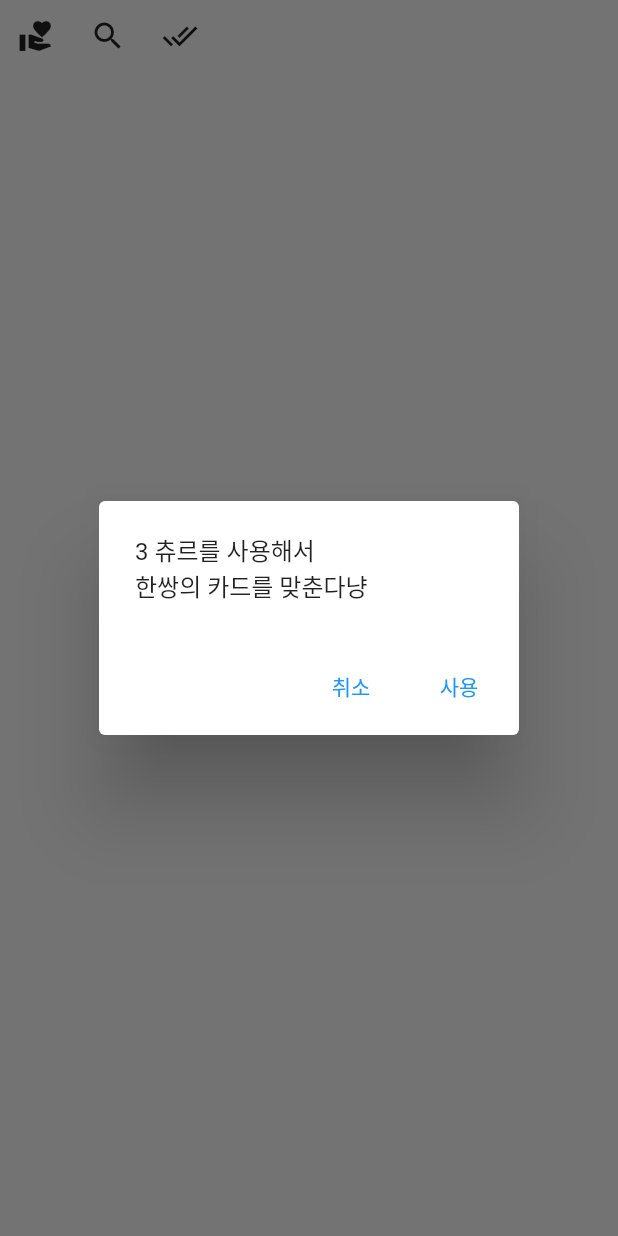
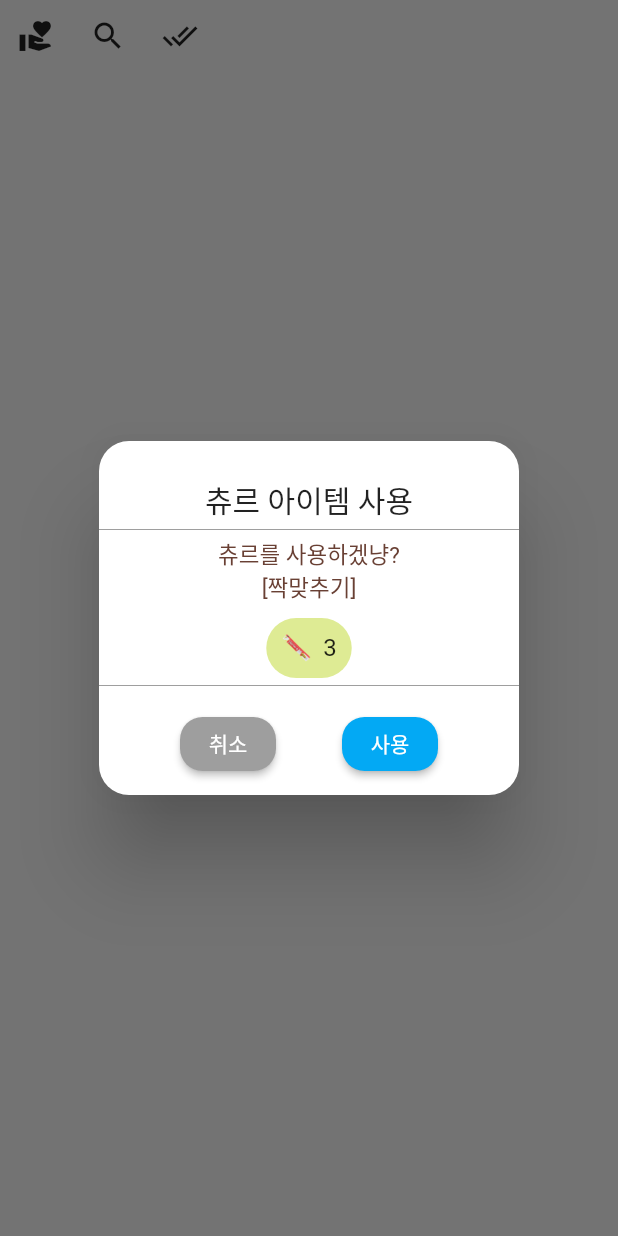
Before and after one commit to Dolphin-PC/memory_game, a Flutter app: the GameItems widget shown alone on an empty page, opened directly, after a tap on the "done all" icon, on a phone screen of 412 x 824 dp. Run offline on Flutter 3.47's test engine with Material 2 defaults, Android fonts, the phone set to English and light mode, and no system bars; our stand-ins replace fluttertoast, google_fonts, google_mobile_ads, logger, package_info_plus, shared_preferences and 1 more; missing offline and left inert: flutter_windowmanager; accounts and stored records are empty; network calls fail.

Commit message:
dialog UI

```diff
--- a/lib/common/widgets/dialogs.dart
+++ b/lib/common/widgets/dialogs.dart
@@ -1,33 +1,28 @@
+import 'package:card_memory_game/styles/button_styles.dart';
+import 'package:card_memory_game/styles/text_styles.dart';
 import 'package:flutter/material.dart';
 
 class Dialogs {
   static confirmDialog({
     required BuildContext context,
-    required String contentText,
-    required String succBtnName,
+    String titleText = "제목",
+    String succBtnName = "확인",
+    required Function succFn,
     String cancelBtnName = "취소",
-    required Function succFn,
+    required Widget contentWidget,
   }) {
-    return showDialog(
+    return customDialog(
+      succFn,
       context: context,
-      builder: (BuildContext build) {
-        return AlertDialog(
-          content: Text(contentText),
-          actions: [
-            TextButton(
-              child: Text(cancelBtnName),
-              onPressed: () => Navigator.pop(context),
-            ),
-            TextButton(
-              child: Text(succBtnName),
-              onPressed: () {
-                succFn();
-                // Navigator.pop(context);
-              },
-            ),
-          ],
-        );
-      },
+      titleText: titleText,
+      contentWidget: Column(
+        mainAxisSize: MainAxisSize.min,
+        children: [
+          contentWidget,
+        ],
+      ),
+      succBtnName: succBtnName,
+      cancelBtnName: cancelBtnName,
     );
   }
 
@@ -40,11 +35,53 @@ class Dialogs {
       context: context,
       builder: (BuildContext build) {
         return AlertDialog(
-          content: Text(contentText),
+          content: Text(contentText, style: TextStyles.plainTexts(15), textAlign: TextAlign.center),
+          shape: const RoundedRectangleBorder(borderRadius: BorderRadius.all(Radius.circular(20))),
           actions: [
-            TextButton(
+            ElevatedButton(
+              onPressed: () => Navigator.pop(context),
+              style: ElevatedButtonStyles.positive,
               child: Text(succBtnName),
+            ),
+          ],
+        );
+      },
+    );
+  }
+
+  static customDialog(
+    Function? succFn, {
+    required BuildContext context,
+    String titleText = "제목",
+    required Widget contentWidget,
+    String succBtnName = "확인",
+    String cancelBtnName = "취소",
+  }) {
+    return showDialog(
+      context: context,
+      builder: (build) {
+        return AlertDialog(
+          shape: const RoundedRectangleBorder(borderRadius: BorderRadius.all(Radius.circular(20))),
+          title: Text(titleText, textAlign: TextAlign.center),
+          contentPadding: EdgeInsets.zero,
+          content: contentWidget,
+          actionsAlignment: MainAxisAlignment.spaceEvenly,
+          actionsPadding: const EdgeInsets.all(10),
+          actions: [
+            ElevatedButton(
               onPressed: () => Navigator.pop(context),
+              style: ElevatedButtonStyles.negative,
+              child: Text(cancelBtnName),
+            ),
+            ElevatedButton(
+              onPressed: () {
+                if (succFn != null) {
+                  succFn();
+                }
+                Navigator.pop(context);
+              },
+              style: ElevatedButtonStyles.positive,
+              child: Text(succBtnName),
             ),
           ],
         );
--- a/lib/screens/game_screen.dart
+++ b/lib/screens/game_screen.dart
@@ -187,7 +187,7 @@ class _GameScreenState extends State<GameScreen> {
             children: [
               const PointWidget(),
 
-              /// 남은 생명
+              /// 상단 툴 (아이템 / 하트)
               Visibility(
                 visible: isGameRunning,
                 child: Row(
--- a/lib/widgets/game_items.dart
+++ b/lib/widgets/game_items.dart
@@ -1,5 +1,8 @@
 import 'package:card_memory_game/common/widgets/dialogs.dart';
 import 'package:card_memory_game/providers/point_provider.dart';
+import 'package:card_memory_game/styles/button_styles.dart';
+import 'package:card_memory_game/styles/color_styles.dart';
+import 'package:card_memory_game/styles/text_styles.dart';
 import 'package:flutter/material.dart';
 import 'package:provider/provider.dart';
 
@@ -13,6 +16,42 @@ class GameItems extends StatefulWidget {
 }
 
 class _GameItemState extends State<GameItems> {
+  String itemDialogText = "츄르 아이템 사용";
+  Image itemImage = Image.asset("assets/images/chur.png", width: 20);
+
+  Widget commonContentWidget({required String msg, required int itemCnt}) {
+    return SizedBox(
+      child: Column(
+        mainAxisAlignment: MainAxisAlignment.center,
+        children: [
+          const Divider(height: 10,color: Colors.grey),
+          Text(msg, style: TextStyles.plainText, textAlign: TextAlign.center),
+          const SizedBox(height: 10),
+          Container(
+            decoration: BoxDecoration(
+                color: ColorStyles.bgPrimaryColor,
+                borderRadius: const BorderRadius.all(Radius.circular(20))
+            ),
+            // color: Colors.amber,
+            child: Padding(
+              padding: const EdgeInsets.all(10),
+              child: Row(
+                mainAxisAlignment: MainAxisAlignment.center,
+                mainAxisSize: MainAxisSize.min,
+                children: [
+                  itemImage,
+                  const SizedBox(width: 8),
+                  Text('$itemCnt')
+                ],
+              ),
+            ),
+          ),
+          const Divider(height: 10,color: Colors.grey),
+        ],
+      ),
+    );
+  }
+
   @override
   Widget build(BuildContext context) {
     GameProvider gameProvider = Provider.of(context, listen: true);
@@ -25,7 +64,7 @@ class _GameItemState extends State<GameItems> {
           onPressed: () {
             Dialogs.confirmDialog(
               context: context,
-                contentText: "${PointType.itemAddHeart} 츄르를 사용해서\n1 하트를 충전한다냥",
+              titleText: itemDialogText,
               succBtnName: "사용",
               succFn: () async {
                 if (await pointProvider.point - PointType.itemAddHeart < 0) {
@@ -35,8 +74,9 @@ class _GameItemState extends State<GameItems> {
                   return Dialogs.defaultDialog(context: context, contentText: "하트가 이미 가득하다냥", succBtnName: "닫기");
                 }
                 gameProvider.useItemAddHeart(pointProvider: pointProvider);
-                  Navigator.pop(context);
-                });
+              },
+              contentWidget: commonContentWidget(msg : "츄르를 사용하겠냥?\n[하트충전]", itemCnt: PointType.itemAddHeart),
+            );
           },
         ),
 
@@ -46,15 +86,16 @@ class _GameItemState extends State<GameItems> {
           onPressed: () {
             Dialogs.confirmDialog(
               context: context,
-                contentText: "${PointType.itemReview} 츄르를 사용해서\n3초간 다시 본다냥",
+              titleText: itemDialogText,
               succBtnName: "사용",
               succFn: () async {
                 if (await pointProvider.point - PointType.itemReview < 0) {
                   return Dialogs.defaultDialog(context: context, contentText: "츄르가 부족하다냥", succBtnName: "닫기");
                 }
                 gameProvider.useItemReview(pointProvider: pointProvider);
-                  Navigator.pop(context);
-                });
+              },
+              contentWidget : commonContentWidget(msg : "츄르를 사용하겠냥?\n[다시보기]", itemCnt: PointType.itemReview),
+            );
           },
         ),
 
@@ -64,15 +105,16 @@ class _GameItemState extends State<GameItems> {
           onPressed: () {
             Dialogs.confirmDialog(
               context: context,
-                contentText: "${PointType.itemDonePair} 츄르를 사용해서\n한쌍의 카드를 맞춘다냥",
+              titleText: itemDialogText,
               succBtnName: "사용",
               succFn: () async {
                 if (await pointProvider.point - PointType.itemDonePair < 0) {
                   return Dialogs.defaultDialog(context: context, contentText: "츄르가 부족하다냥", succBtnName: "닫기");
                 }
                 gameProvider.useItemDonePair(pointProvider: pointProvider);
-                  Navigator.pop(context);
-                });
+              },
+              contentWidget : commonContentWidget(msg : "츄르를 사용하겠냥?\n[짝맞추기]", itemCnt: PointType.itemDonePair),
+            );
           },
         ),
       ],
```
Also changed, not shown: lib/styles/button_styles.dart (added, +12 -0 lines), lib/widgets/point_widget.dart (+16 -11 lines), assets/images/chur.png (added). Lines whose indentation alone changed are shown as unchanged.
